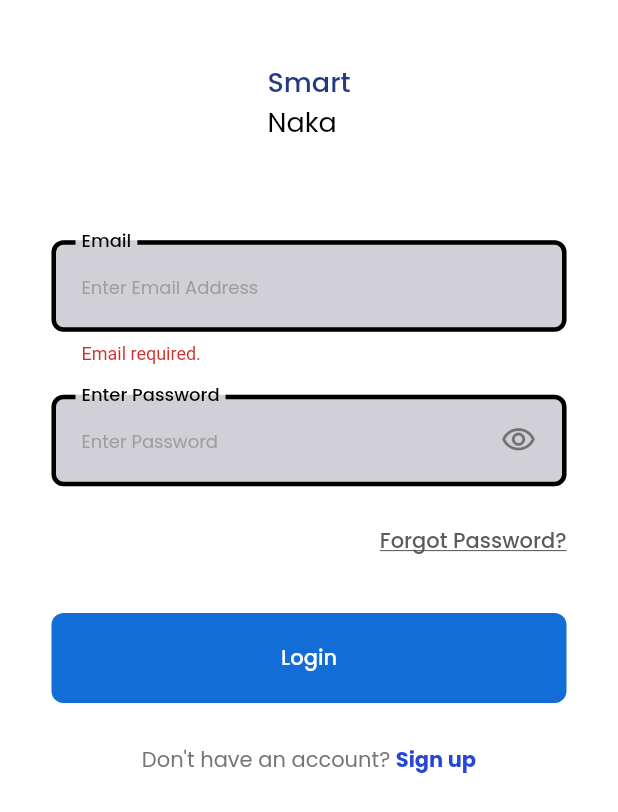
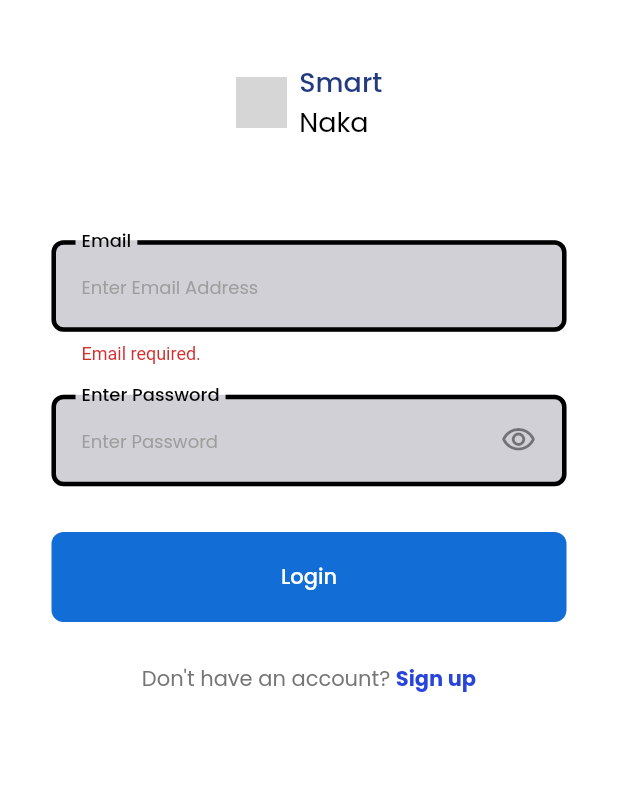
Before and after one commit to mauryakshitij/Smart-Naka, a Flutter app: the screen it shows after launch, after a tap on "Login", on a phone screen of 412 x 824 dp. Shown: the top 812 px of the screen. Run offline on Flutter 3.47's test engine with Material 2 defaults, Android fonts, the light colour scheme and no system bars; our stand-ins replace cloud_firestore, expandable, firebase_auth, firebase_core, font_awesome_flutter, google_fonts and 2 more; accounts and stored records are empty; grey boxes are pictures that could not be loaded.

Commit message:
add image

```diff
--- a/lib/screens/login_screen.dart
+++ b/lib/screens/login_screen.dart
@@ -46,7 +46,7 @@ class _AppLoginScreenState extends State<AppLoginScreen> {
     try {
       UserCredential userCredential = await FirebaseAuth.instance
           .signInWithEmailAndPassword(email: email, password: password);
-      if(!mounted) return;
+      if (!mounted) return;
       Navigator.of(context).pushAndRemoveUntil(
           MaterialPageRoute(builder: (context) => const TabsScreen()),
           (Route route) => false);
@@ -87,6 +87,12 @@ class _AppLoginScreenState extends State<AppLoginScreen> {
               Row(
                 children: [
                   const Spacer(),
+                  Image(
+                      image: const AssetImage("assets/images/police.png"),
+                      width: width / 12),
+                  const SizedBox(
+                    width: 8,
+                  ),
                   Column(
                     crossAxisAlignment: CrossAxisAlignment.start,
                     children: [
@@ -140,22 +146,22 @@ class _AppLoginScreenState extends State<AppLoginScreen> {
                   },
                 ),
               ),
-              Container(
-                padding: EdgeInsets.symmetric(
-                    horizontal: width / 12, vertical: height / 50),
-                alignment: Alignment.centerRight,
-                child: GestureDetector(
-                  onTap: () {},
-                  child: Text(
-                    'Forgot Password?',
-                    style: GoogleFonts.poppins(
-                        color: const Color(0xFF5C5B5B),
-                        decoration: TextDecoration.underline,
-                        fontWeight: FontWeight.w500,
-                        fontSize: 14),
-                  ),
-                ),
-              ),
+              // Container(
+              //   padding: EdgeInsets.symmetric(
+              //       horizontal: width / 12, vertical: height / 50),
+              //   alignment: Alignment.centerRight,
+              //   child: GestureDetector(
+              //     onTap: () {},
+              //     child: Text(
+              //       'Forgot Password?',
+              //       style: GoogleFonts.poppins(
+              //           color: const Color(0xFF5C5B5B),
+              //           decoration: TextDecoration.underline,
+              //           fontWeight: FontWeight.w500,
+              //           fontSize: 14),
+              //     ),
+              //   ),
+              // ),
               SizedBox(
                 height: height / 40,
               ),
--- a/lib/screens/signup_screen.dart
+++ b/lib/screens/signup_screen.dart
@@ -138,6 +138,12 @@ class _AppSignUpScreenState extends State<AppSignUpScreen> {
                 Row(
                   children: [
                     const Spacer(),
+                    Image(
+                        image: const AssetImage("assets/images/police.png"),
+                        width: width / 12),
+                    const SizedBox(
+                      width: 8,
+                    ),
                     Column(
                       crossAxisAlignment: CrossAxisAlignment.start,
                       children: [
--- a/lib/screens/welcome_screen.dart
+++ b/lib/screens/welcome_screen.dart
@@ -37,7 +37,7 @@ class _WelcomeScreenState extends State<WelcomeScreen> {
   @override
   Widget build(BuildContext context) {
     var brightness = MediaQuery.of(context).platformBrightness;
-    bool isDarkMode = brightness == Brightness.dark;
+    bool isDarkMode = false;
     final width = MediaQuery.of(context).size.width;
     return Theme(
         data: isDarkMode ? ThemeData.dark() : ThemeData.light(),
@@ -49,12 +49,11 @@ class _WelcomeScreenState extends State<WelcomeScreen> {
                 children: [
                   const Spacer(),
                   Image(
-                      image: isDarkMode
-                          ? const AssetImage(
-                              "assets/clueless_logo/logo_dark.png")
-                          : const AssetImage(
-                              'assets/clueless_logo/logo_light.png'),
+                      image: const AssetImage("assets/images/police.png"),
                       width: width / 3),
+                  const SizedBox(
+                    width: 12,
+                  ),
                   Center(
                       child: Column(
                     crossAxisAlignment: CrossAxisAlignment.start,
--- a/pubspec.yaml
+++ b/pubspec.yaml
@@ -71,7 +71,7 @@ flutter:
   # To add assets to your application, add an assets section, like this:
   assets:
   #   - images/a_dot_burr.jpeg
-   - assets/clueless_logo/
+   - assets/
    - assets/images/
 
   # An image asset can refer to one or more resolution-specific "variants", see
```
Also changed, not shown: assets/clueless_logo/logo_dark.png (deleted), assets/clueless_logo/logo_light.png (deleted).
